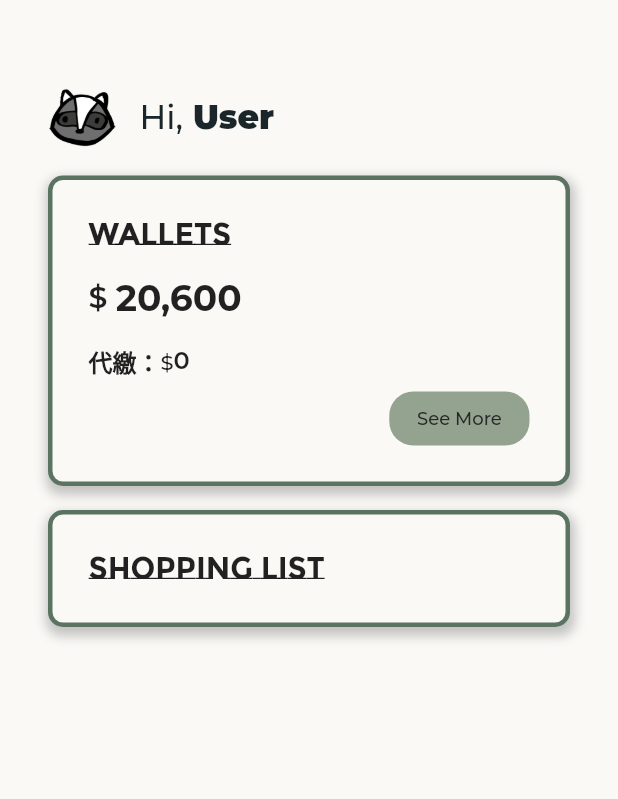
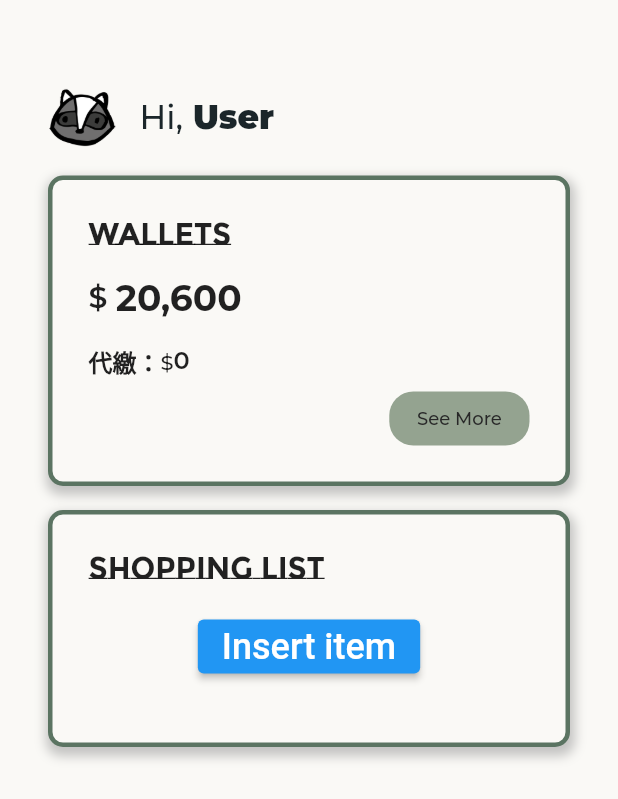
Before and after one commit to SHUSHU010829/Save_food_Battle, a Flutter app: the HomePage screen opened directly, on a phone screen of 412 x 824 dp. Shown: the top 799 px of the screen. Run offline on Flutter 3.47's test engine with Material 2 defaults, Android fonts, the phone set to English and light mode, and no system bars; our stand-ins replace anim_search_bar, toggle_switch; Roboto replaces fonts that are missing (GenJyuuGothic, GenRyuMin); project files that could hold a hidden picture were left out.

Commit message:
update home_page.dart update README.md

```diff
--- a/frontend/lib/page/navpage/home_page.dart
+++ b/frontend/lib/page/navpage/home_page.dart
@@ -245,6 +245,17 @@ class _HomePageState extends State<HomePage> {
                       ),
                     ],
                   ),
+                  Column(
+                    children: [
+                      Expanded(
+                        child: Container(),
+                      ),
+                      Container(
+                        padding: const EdgeInsets.all(16),
+                        child: buildInsertButton(),
+                      ),
+                    ],
+                  ),
                 ],
               ),
             ),
@@ -253,4 +264,12 @@ class _HomePageState extends State<HomePage> {
       ),
     );
   }
+
+  Widget buildInsertButton() => ElevatedButton(
+        onPressed: () {},
+        child: Text(
+          'Insert item',
+          style: TextStyle(fontSize: 24),
+        ),
+      );
 }
```
Also changed, not shown: 3 other files.
